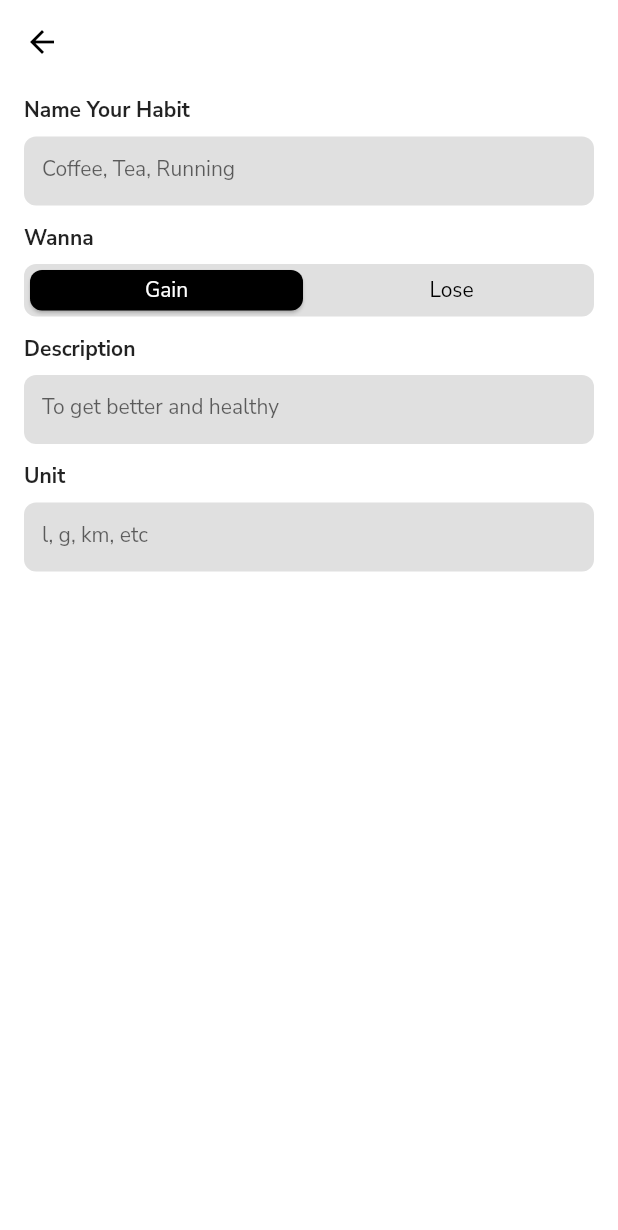
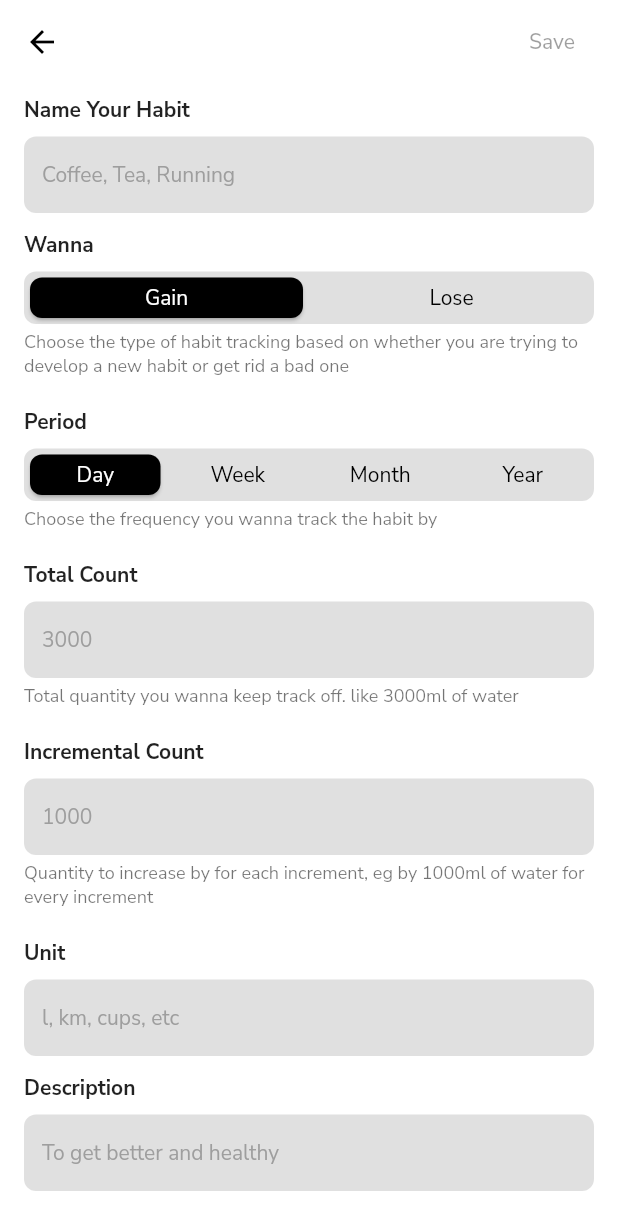
Before and after one commit to Nithsua/habitist, a Flutter app: the NewHabitScreen screen opened directly, on a phone screen of 412 x 824 dp. Shown: the top 1230 px of the screen. Run offline on Flutter 3.47's test engine with Material 2 defaults, Android fonts, the phone set to English and light mode, and no system bars; our stand-ins replace cloud_firestore, firebase_core, flutter_riverpod, freezed_annotation, google_fonts; accounts and stored records are empty.

Commit message:
[UI]: Working New Habit Screen

```diff
--- a/lib/app/screens/new_habit.screen.dart
+++ b/lib/app/screens/new_habit.screen.dart
@@ -1,17 +1,39 @@
 import 'package:flutter/material.dart';
 import 'package:flutter_riverpod/flutter_riverpod.dart';
+import 'package:habitist/app/models/view/new_habit_screen/new_habit_screen.model.dart';
+import 'package:habitist/app/screens/home.screen.dart';
+import 'package:habitist/app/viewmodels/new_habit_screen.viewmodel.dart';
 import 'package:habitist/app/widgets/segmented_control.widget.dart';
 
 class NewHabitScreen extends ConsumerWidget {
-  const NewHabitScreen({Key? key}) : super(key: key);
+  final newHabitScreenProvider =
+      StateNotifierProvider<NewHabitScreenViewModel, NewHabitScreenModel>(
+          (ref) => NewHabitScreenViewModel());
+  NewHabitScreen({Key? key}) : super(key: key);
+
+  Future<void> createHabit(BuildContext context, WidgetRef ref) async {
+    ref.read(newHabitScreenProvider.notifier).createHabit().then((value) {
+      Navigator.push(
+          context, MaterialPageRoute(builder: (context) => const HomeScreen()));
+    });
+  }
 
   @override
   Widget build(BuildContext context, WidgetRef ref) {
     return Scaffold(
       body: NestedScrollView(
         headerSliverBuilder: (context, innerBoxIsScrolled) => [
-          const SliverAppBar(
+          SliverAppBar(
             pinned: true,
+            actions: [
+              MaterialButton(
+                height: 20.0,
+                onPressed: ref.watch(newHabitScreenProvider).habit.validate
+                    ? () => createHabit(context, ref)
+                    : null,
+                child: const Text('Save'),
+              )
+            ],
           )
         ],
         body: SingleChildScrollView(
@@ -22,24 +44,83 @@ class NewHabitScreen extends ConsumerWidget {
               crossAxisAlignment: CrossAxisAlignment.start,
               children: [
                 TextFieldWithLabel(
-                    label: 'Name Your Habit',
-                    hintText: 'Coffee, Tea, Running',
-                    onChange: (_) {}),
+                  label: 'Name Your Habit',
+                  hintText: 'Coffee, Tea, Running',
+                  onChange:
+                      ref.read(newHabitScreenProvider.notifier).changeName,
+                  controller:
+                      ref.read(newHabitScreenProvider.notifier).nameController,
+                  textInputType: TextInputType.name,
+                ),
                 const SizedBox(height: 12.0),
                 SegmentedControlWithLabel(
                   label: 'Wanna',
                   labels: const ['Gain', 'Lose'],
-                  onChange: (_) {},
+                  selected: ref.watch(newHabitScreenProvider).habit.type.index,
+                  onChange:
+                      ref.read(newHabitScreenProvider.notifier).changeType,
+                  caption:
+                      'Choose the type of habit tracking based on whether you are trying to develop a new habit or get rid a bad one',
+                ),
+                const SizedBox(height: 12.0),
+                SegmentedControlWithLabel(
+                  label: 'Period',
+                  labels: const ['Day', 'Week', 'Month', 'Year'],
+                  selected:
+                      ref.watch(newHabitScreenProvider).habit.period.index,
+                  onChange:
+                      ref.read(newHabitScreenProvider.notifier).changePeriod,
+                  caption: 'Choose the frequency you wanna track the habit by',
+                ),
+                const SizedBox(height: 12.0),
+                TextFieldWithLabel(
+                  label: 'Total Count',
+                  hintText: '3000',
+                  onChange:
+                      ref.read(newHabitScreenProvider.notifier).changeCount,
+                  caption:
+                      'Total quantity you wanna keep track off. like 3000ml of water',
+                  controller: ref
+                      .read(newHabitScreenProvider.notifier)
+                      .totalCountController,
+                  textInputType: TextInputType.number,
+                ),
+                const SizedBox(height: 12.0),
+                TextFieldWithLabel(
+                  label: 'Incremental Count',
+                  hintText: '1000',
+                  onChange: ref
+                      .read(newHabitScreenProvider.notifier)
+                      .changeIncrementalCount,
+                  caption:
+                      'Quantity to increase by for each increment, eg by 1000ml of water for every increment',
+                  controller: ref
+                      .read(newHabitScreenProvider.notifier)
+                      .incrementalController,
+                  textInputType: TextInputType.number,
+                ),
+                const SizedBox(height: 12.0),
+                TextFieldWithLabel(
+                  label: 'Unit',
+                  hintText: 'l, km, cups, etc',
+                  onChange:
+                      ref.read(newHabitScreenProvider.notifier).changeUnit,
+                  controller:
+                      ref.read(newHabitScreenProvider.notifier).unitController,
+                  textInputType: TextInputType.text,
                 ),
                 const SizedBox(height: 12.0),
                 TextFieldWithLabel(
                   label: 'Description',
                   hintText: 'To get better and healthy',
-                  onChange: (_) {},
+                  onChange: ref
+                      .read(newHabitScreenProvider.notifier)
+                      .changeDescription,
+                  controller: ref
+                      .read(newHabitScreenProvider.notifier)
+                      .descriptionController,
+                  textInputType: TextInputType.text,
                 ),
-                const SizedBox(height: 12.0),
-                TextFieldWithLabel(
-                    label: 'Unit', hintText: 'l, g, km, etc', onChange: (_) {}),
               ],
             ),
           ),
@@ -53,8 +134,16 @@ class SegmentedControlWithLabel extends StatelessWidget {
   final String label;
   final List<String> labels;
   final void Function(int)? onChange;
-  const SegmentedControlWithLabel(
-      {super.key, required this.label, required this.labels, this.onChange});
+  final String? caption;
+  final int selected;
+  const SegmentedControlWithLabel({
+    super.key,
+    this.onChange,
+    this.caption,
+    required this.label,
+    required this.labels,
+    required this.selected,
+  });
 
   @override
   Widget build(BuildContext context) {
@@ -69,7 +158,17 @@ class SegmentedControlWithLabel extends StatelessWidget {
               ?.copyWith(fontWeight: FontWeight.bold),
         ),
         const SizedBox(height: 8.0),
-        SegmentedControl(labels: labels, onChange: onChange, selected: 0),
+        SegmentedControl(
+            labels: labels, onChange: onChange, selected: selected),
+        caption != null
+            ? Column(
+                children: [
+                  const SizedBox(height: 4),
+                  Text(caption!, style: Theme.of(context).textTheme.caption),
+                  const SizedBox(height: 8)
+                ],
+              )
+            : const SizedBox()
       ],
     );
   }
@@ -80,9 +179,14 @@ class TextFieldWithLabel extends StatelessWidget {
   final TextEditingController? controller;
   final String hintText;
   final void Function(String) onChange;
+  final String? caption;
+  final TextInputType? textInputType;
+
   const TextFieldWithLabel(
       {super.key,
       this.controller,
+      this.caption,
+      this.textInputType,
       required this.label,
       required this.hintText,
       required this.onChange});
@@ -101,12 +205,16 @@ class TextFieldWithLabel extends StatelessWidget {
         ),
         const SizedBox(height: 8.0),
         TextField(
+          keyboardType: textInputType,
           controller: controller,
           style: Theme.of(context).textTheme.bodyMedium?.copyWith(height: 1.0),
           onChanged: onChange,
           decoration: InputDecoration(
             filled: true,
             hintText: hintText,
+            hintStyle: Theme.of(context).textTheme.bodyMedium?.copyWith(
+                  color: Colors.grey,
+                ),
             fillColor: Colors.grey.shade300,
             border: OutlineInputBorder(
               borderRadius: BorderRadius.circular(8.0),
@@ -115,9 +223,17 @@ class TextFieldWithLabel extends StatelessWidget {
             isDense: true,
           ),
           cursorColor: Colors.black,
-          cursorHeight: 15,
           cursorRadius: const Radius.circular(8.0),
         ),
+        caption != null
+            ? Column(
+                children: [
+                  const SizedBox(height: 4),
+                  Text(caption!, style: Theme.of(context).textTheme.caption),
+                  const SizedBox(height: 8)
+                ],
+              )
+            : const SizedBox()
       ],
     );
   }
```
